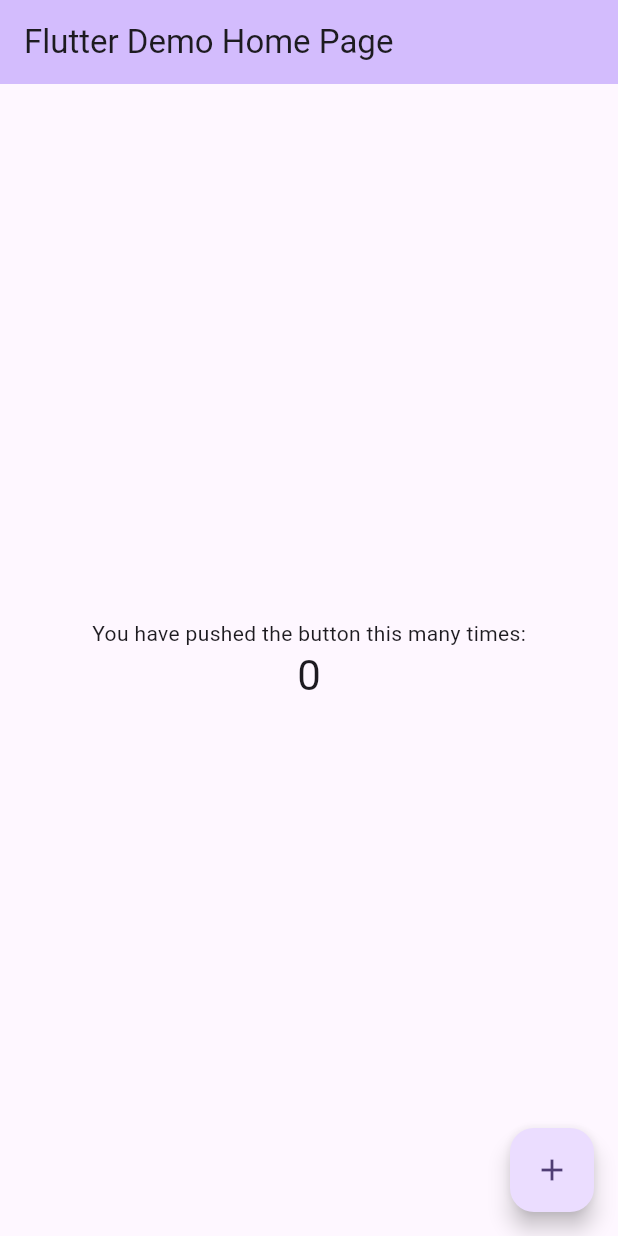
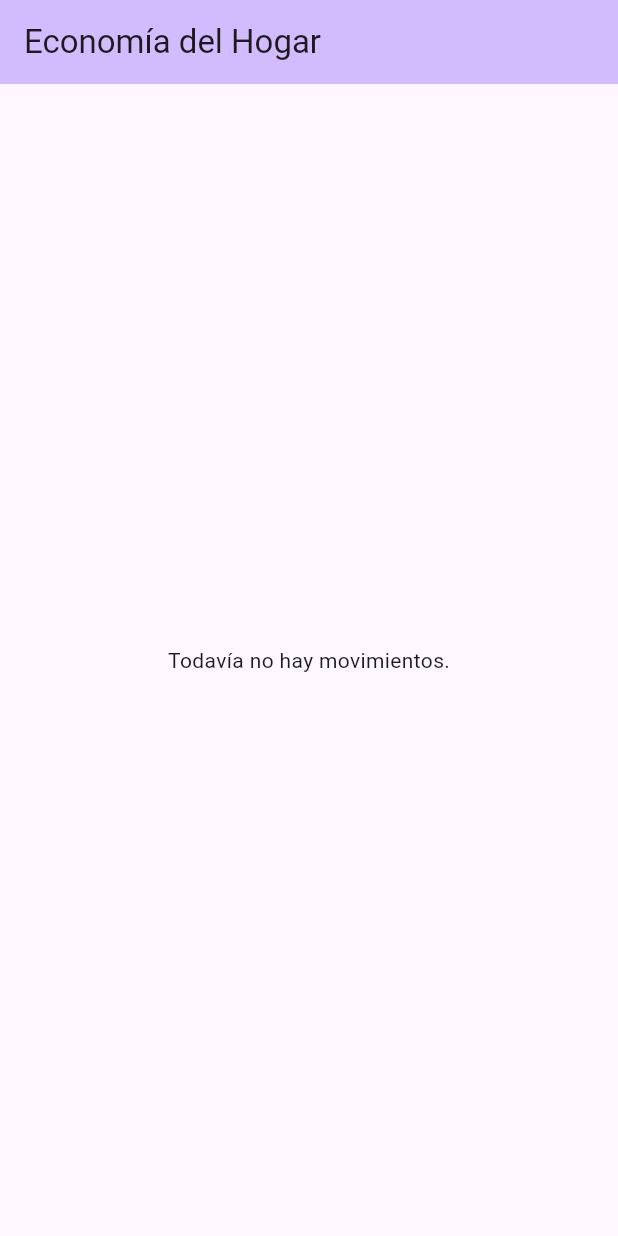
Before and after one commit to anadonleandro/economia_hogar, a Flutter app: the screen it shows after launch, on a phone screen of 412 x 824 dp. Run offline on Flutter 3.47's test engine with Material 3 defaults, Android fonts, the phone set to English and light mode, and no system bars.

Commit message:
feat: crear pantalla inicial vacía

```diff
--- a/lib/main.dart
+++ b/lib/main.dart
@@ -7,116 +7,29 @@ void main() {
 class MyApp extends StatelessWidget {
   const MyApp({super.key});
 
-  // This widget is the root of your application.
   @override
   Widget build(BuildContext context) {
     return MaterialApp(
-      title: 'Flutter Demo',
-      theme: ThemeData(
-        // This is the theme of your application.
-        //
-        // TRY THIS: Try running your application with "flutter run". You'll see
-        // the application has a purple toolbar. Then, without quitting the app,
-        // try changing the seedColor in the colorScheme below to Colors.green
-        // and then invoke "hot reload" (save your changes or press the "hot
-        // reload" button in a Flutter-supported IDE, or press "r" if you used
-        // the command line to start the app).
-        //
-        // Notice that the counter didn't reset back to zero; the application
-        // state is not lost during the reload. To reset the state, use hot
-        // restart instead.
-        //
-        // This works for code too, not just values: Most code changes can be
-        // tested with just a hot reload.
-        colorScheme: .fromSeed(seedColor: Colors.deepPurple),
-      ),
-      home: const MyHomePage(title: 'Flutter Demo Home Page'),
+      title: 'Economía del Hogar',
+      theme: ThemeData(colorScheme: .fromSeed(seedColor: Colors.deepPurple)),
+      home: const MyHomePage(title: 'Economía del Hogar'),
     );
   }
 }
 
-class MyHomePage extends StatefulWidget {
+class MyHomePage extends StatelessWidget {
   const MyHomePage({super.key, required this.title});
-
-  // This widget is the home page of your application. It is stateful, meaning
-  // that it has a State object (defined below) that contains fields that affect
-  // how it looks.
-
-  // This class is the configuration for the state. It holds the values (in this
-  // case the title) provided by the parent (in this case the App widget) and
-  // used by the build method of the State. Fields in a Widget subclass are
-  // always marked "final".
 
   final String title;
 
   @override
-  State<MyHomePage> createState() => _MyHomePageState();
-}
-
-class _MyHomePageState extends State<MyHomePage> {
-  int _counter = 0;
-
-  void _incrementCounter() {
-    setState(() {
-      // This call to setState tells the Flutter framework that something has
-      // changed in this State, which causes it to rerun the build method below
-      // so that the display can reflect the updated values. If we changed
-      // _counter without calling setState(), then the build method would not be
-      // called again, and so nothing would appear to happen.
-      _counter++;
-    });
-  }
-
-  @override
   Widget build(BuildContext context) {
-    // This method is rerun every time setState is called, for instance as done
-    // by the _incrementCounter method above.
-    //
-    // The Flutter framework has been optimized to make rerunning build methods
-    // fast, so that you can just rebuild anything that needs updating rather
-    // than having to individually change instances of widgets.
     return Scaffold(
       appBar: AppBar(
-        // TRY THIS: Try changing the color here to a specific color (to
-        // Colors.amber, perhaps?) and trigger a hot reload to see the AppBar
-        // change color while the other colors stay the same.
         backgroundColor: Theme.of(context).colorScheme.inversePrimary,
-        // Here we take the value from the MyHomePage object that was created by
-        // the App.build method, and use it to set our appbar title.
-        title: Text(widget.title),
+        title: Text(title),
       ),
-      body: Center(
-        // Center is a layout widget. It takes a single child and positions it
-        // in the middle of the parent.
-        child: Column(
-          // Column is also a layout widget. It takes a list of children and
-          // arranges them vertically. By default, it sizes itself to fit its
-          // children horizontally, and tries to be as tall as its parent.
-          //
-          // Column has various properties to control how it sizes itself and
-          // how it positions its children. Here we use mainAxisAlignment to
-          // center the children vertically; the main axis here is the vertical
-          // axis because Columns are vertical (the cross axis would be
-          // horizontal).
-          //
-          // TRY THIS: Invoke "debug painting" (choose the "Toggle Debug Paint"
-          // action in the IDE, or press "p" in the console), to see the
-          // wireframe for each widget.
-          mainAxisAlignment: .center,
-          children: [
-            const Text('You have pushed the button this many times:'),
-            Text(
-              '$_counter',
-              style: Theme.of(context).textTheme.headlineMedium,
-            ),
-          ],
-        ),
-      ),
-      floatingActionButton: FloatingActionButton(
-        onPressed: _incrementCounter,
-        tooltip: 'Increment',
-        child: const Icon(Icons.add),
-      ),
+      body: const Center(child: Text('Todavía no hay movimientos.')),
     );
   }
 }
```
Also changed, not shown: 1 other file.
